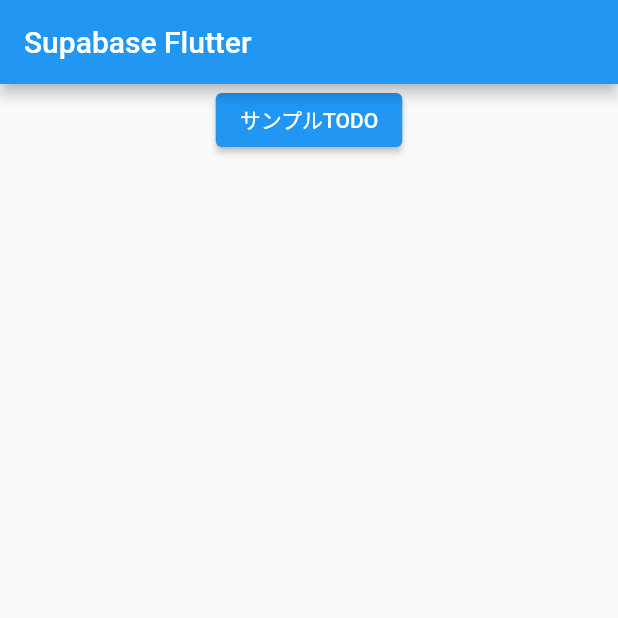
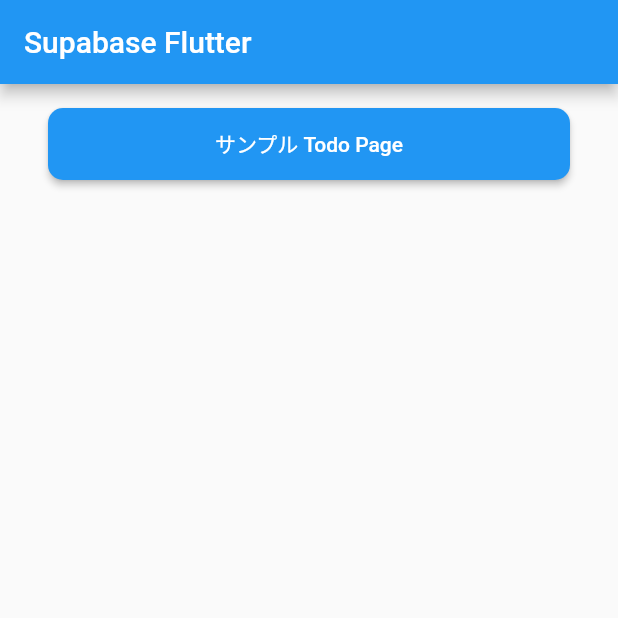
Before and after one commit to kurogoma-flutter/supabase-crud, a Flutter app: the screen it shows after launch, on a phone screen of 412 x 824 dp, the top half of it. Run offline on Flutter 3.47's test engine with Material 2 defaults, Android fonts, the phone set to English and light mode, and no system bars; our stand-ins replace supabase_flutter; accounts and stored records are empty.

Commit message:
画面遷移実装/土台変更

```diff
--- a/lib/main.dart
+++ b/lib/main.dart
@@ -1,4 +1,5 @@
 import 'package:flutter/material.dart';
+import 'package:supabase_crud/sample_todo_page.dart';
 import 'package:supabase_flutter/supabase_flutter.dart';
 
 Future<void> main() async {
@@ -42,19 +43,29 @@
       appBar: AppBar(
         title: const Text('Supabase Flutter'),
       ),
-      body: SizedBox(
-        width: double.infinity,
+      body: Padding(
+        padding: const EdgeInsets.all(16),
+        child: SizedBox.expand(
           child: Padding(
             padding: const EdgeInsets.symmetric(horizontal: 16),
             child: SingleChildScrollView(
               child: Column(
                 mainAxisAlignment: MainAxisAlignment.spaceEvenly,
                 children: [
-                ElevatedButton(
-                  onPressed: () {},
-                  child: const Text('サンプルTODO'),
-                )
+                  _CustomButton(
+                    onTap: () {
+                      // SampleTodoPageに遷移
+                      Navigator.push(
+                        context,
+                        MaterialPageRoute(
+                          builder: (_) => const SampleTodoPage(),
+                        ),
+                      );
+                    },
+                    label: 'サンプル Todo Page',
+                  ),
                 ],
+              ),
             ),
           ),
         ),
@@ -62,3 +73,32 @@
     );
   }
 }
+
+class _CustomButton extends StatelessWidget {
+  const _CustomButton({
+    Key? key,
+    required this.onTap,
+    required this.label,
+  }) : super(key: key);
+
+  final void Function() onTap;
+  final String label;
+
+  @override
+  Widget build(BuildContext context) {
+    return SizedBox(
+      width: double.infinity,
+      height: 48,
+      child: ElevatedButton(
+        onPressed: onTap,
+        style: ElevatedButton.styleFrom(
+            backgroundColor: Colors.blue,
+            foregroundColor: Colors.white,
+            shape: RoundedRectangleBorder(
+              borderRadius: BorderRadius.circular(10),
+            )),
+        child: Text(label),
+      ),
+    );
+  }
+}
```
Lines whose indentation alone changed are shown as unchanged.
